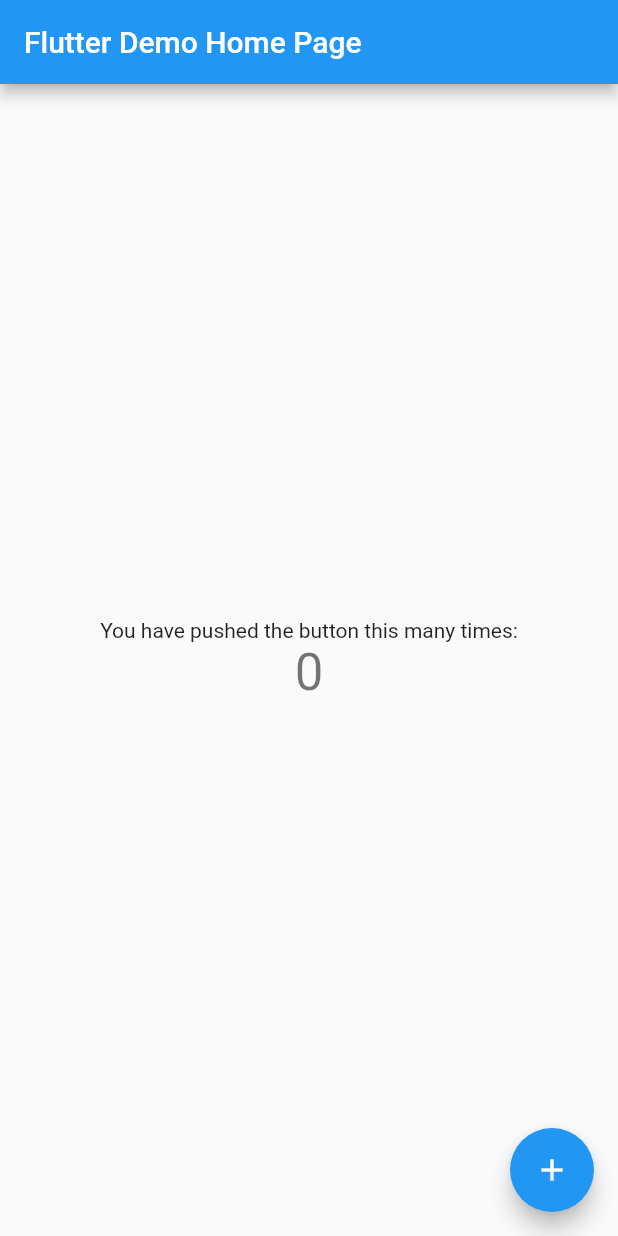
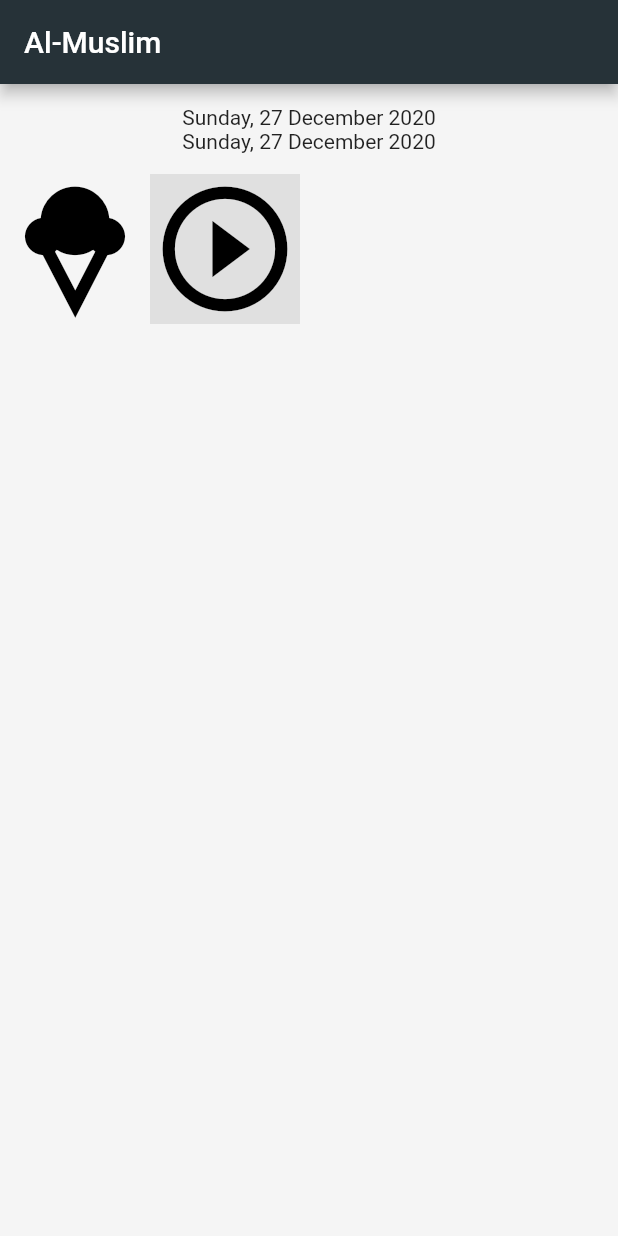
Before and after one commit to almumin/almuslim, a Flutter app: the screen it shows after launch, on a phone screen of 412 x 824 dp. Run offline on Flutter 3.47's test engine with Material 2 defaults, Android fonts, the phone set to English and light mode, and no system bars.

Commit message:
update ui for almuslim

```diff
--- a/lib/main.dart
+++ b/lib/main.dart
@@ -1,117 +1,8 @@
+import 'package:almuslim/widgets/home.dart';
 import 'package:flutter/material.dart';
 
 void main() {
-  runApp(MyApp());
+  runApp(new MaterialApp(
+    home: HomeView(),
+  ));
 }
-
-class MyApp extends StatelessWidget {
-  // This widget is the root of your application.
-  @override
-  Widget build(BuildContext context) {
-    return MaterialApp(
-      title: 'Flutter Demo',
-      theme: ThemeData(
-        // This is the theme of your application.
-        //
-        // Try running your application with "flutter run". You'll see the
-        // application has a blue toolbar. Then, without quitting the app, try
-        // changing the primarySwatch below to Colors.green and then invoke
-        // "hot reload" (press "r" in the console where you ran "flutter run",
-        // or simply save your changes to "hot reload" in a Flutter IDE).
-        // Notice that the counter didn't reset back to zero; the application
-        // is not restarted.
-        primarySwatch: Colors.blue,
-        // This makes the visual density adapt to the platform that you run
-        // the app on. For desktop platforms, the controls will be smaller and
-        // closer together (more dense) than on mobile platforms.
-        visualDensity: VisualDensity.adaptivePlatformDensity,
-      ),
-      home: MyHomePage(title: 'Flutter Demo Home Page'),
-    );
-  }
-}
-
-class MyHomePage extends StatefulWidget {
-  MyHomePage({Key key, this.title}) : super(key: key);
-
-  // This widget is the home page of your application. It is stateful, meaning
-  // that it has a State object (defined below) that contains fields that affect
-  // how it looks.
-
-  // This class is the configuration for the state. It holds the values (in this
-  // case the title) provided by the parent (in this case the App widget) and
-  // used by the build method of the State. Fields in a Widget subclass are
-  // always marked "final".
-
-  final String title;
-
-  @override
-  _MyHomePageState createState() => _MyHomePageState();
-}
-
-class _MyHomePageState extends State<MyHomePage> {
-  int _counter = 0;
-
-  void _incrementCounter() {
-    setState(() {
-      // This call to setState tells the Flutter framework that something has
-      // changed in this State, which causes it to rerun the build method below
-      // so that the display can reflect the updated values. If we changed
-      // _counter without calling setState(), then the build method would not be
-      // called again, and so nothing would appear to happen.
-      _counter++;
-    });
-  }
-
-  @override
-  Widget build(BuildContext context) {
-    // This method is rerun every time setState is called, for instance as done
-    // by the _incrementCounter method above.
-    //
-    // The Flutter framework has been optimized to make rerunning build methods
-    // fast, so that you can just rebuild anything that needs updating rather
-    // than having to individually change instances of widgets.
-    return Scaffold(
-      appBar: AppBar(
-        // Here we take the value from the MyHomePage object that was created by
-        // the App.build method, and use it to set our appbar title.
-        title: Text(widget.title),
-      ),
-      body: Center(
-        // Center is a layout widget. It takes a single child and positions it
-        // in the middle of the parent.
-        child: Column(
-          // Column is also a layout widget. It takes a list of children and
-          // arranges them vertically. By default, it sizes itself to fit its
-          // children horizontally, and tries to be as tall as its parent.
-          //
-          // Invoke "debug painting" (press "p" in the console, choose the
-          // "Toggle Debug Paint" action from the Flutter Inspector in Android
-          // Studio, or the "Toggle Debug Paint" command in Visual Studio Code)
-          // to see the wireframe for each widget.
-          //
-          // Column has various properties to control how it sizes itself and
-          // how it positions its children. Here we use mainAxisAlignment to
-          // center the children vertically; the main axis here is the vertical
-          // axis because Columns are vertical (the cross axis would be
-          // horizontal).
-          mainAxisAlignment: MainAxisAlignment.center,
-          children: <Widget>[
-            Text(
-              'You have pushed the button this many times:',
-            ),
-            Text(
-              '$_counter',
-              style: Theme.of(context).textTheme.headline4,
-            ),
-          ],
-        ),
-      ),
-      floatingActionButton: FloatingActionButton(
-        onPressed: _incrementCounter,
-        tooltip: 'Increment',
-        child: Icon(Icons.add),
-      ), // This trailing comma makes auto-formatting nicer for build methods.
-    );
-  }
-}
--- /dev/null
+++ b/lib/widgets/home.dart
@@ -0,0 +1,49 @@
+import 'package:flutter/cupertino.dart';
+import 'package:flutter/material.dart';
+
+class HomeView extends StatelessWidget {
+  @override
+  Widget build(BuildContext context) {
+    return Scaffold(
+      appBar: AppBar(
+        title: Text("Al-Muslim"),
+        backgroundColor: Colors.blueGrey.shade900,
+      ),
+      backgroundColor: Colors.grey.shade100,
+      body: Column(
+        children: [
+          Padding(
+            padding: const EdgeInsets.all(14.0),
+            child: Column(
+              children: [
+                Text("Sunday, 27 December 2020"),
+                Text("Sunday, 27 December 2020"),
+              ],
+            ),
+          ),
+          Container(
+            child: Row(
+              children: [
+                Container(
+                  child: Icon(
+                    Icons.icecream,
+                    size: 100,
+                    color: Colors.black,
+                  ),
+                ),
+                Container(
+                  color: Colors.grey.shade300,
+                  child: Icon(
+                    Icons.play_circle_outline,
+                    size: 100,
+                    color: Colors.black,
+                  ),
+                )
+              ],
+            ),
+          ),
+        ],
+      ),
+    );
+  }
+}
```
Also changed, not shown: 2 other files.
